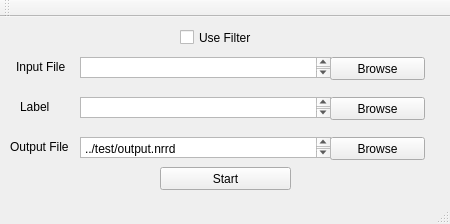
Nick3869/Skull-Stripping, file SkullStripping/src/mainwindow.ui: the form before one commit.
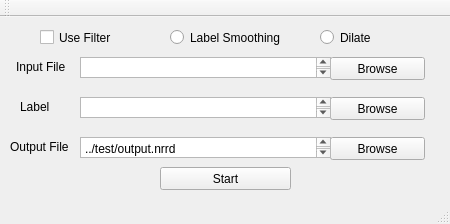
The form after the commit.

Commit message: smoothing & dilate version

The edit to the form file:
```diff
--- a/SkullStripping/src/mainwindow.ui
+++ b/SkullStripping/src/mainwindow.ui
@@ -145,7 +145,7 @@
    <widget class="QCheckBox" name="filter">
     <property name="geometry">
      <rect>
-      <x>180</x>
+      <x>40</x>
       <y>10</y>
       <width>80</width>
       <height>21</height>
@@ -155,6 +155,32 @@
      <string>Use Filter</string>
     </property>
    </widget>
+   <widget class="QRadioButton" name="smoothing">
+    <property name="geometry">
+     <rect>
+      <x>170</x>
+      <y>10</y>
+      <width>121</width>
+      <height>21</height>
+     </rect>
+    </property>
+    <property name="text">
+     <string>Label Smoothing</string>
+    </property>
+   </widget>
+   <widget class="QRadioButton" name="dilate">
+    <property name="geometry">
+     <rect>
+      <x>320</x>
+      <y>10</y>
+      <width>80</width>
+      <height>21</height>
+     </rect>
+    </property>
+    <property name="text">
+     <string>Dilate</string>
+    </property>
+   </widget>
   </widget>
   <widget class="QMenuBar" name="menuBar">
    <property name="geometry">
```
The commit also changes 19 other files.
